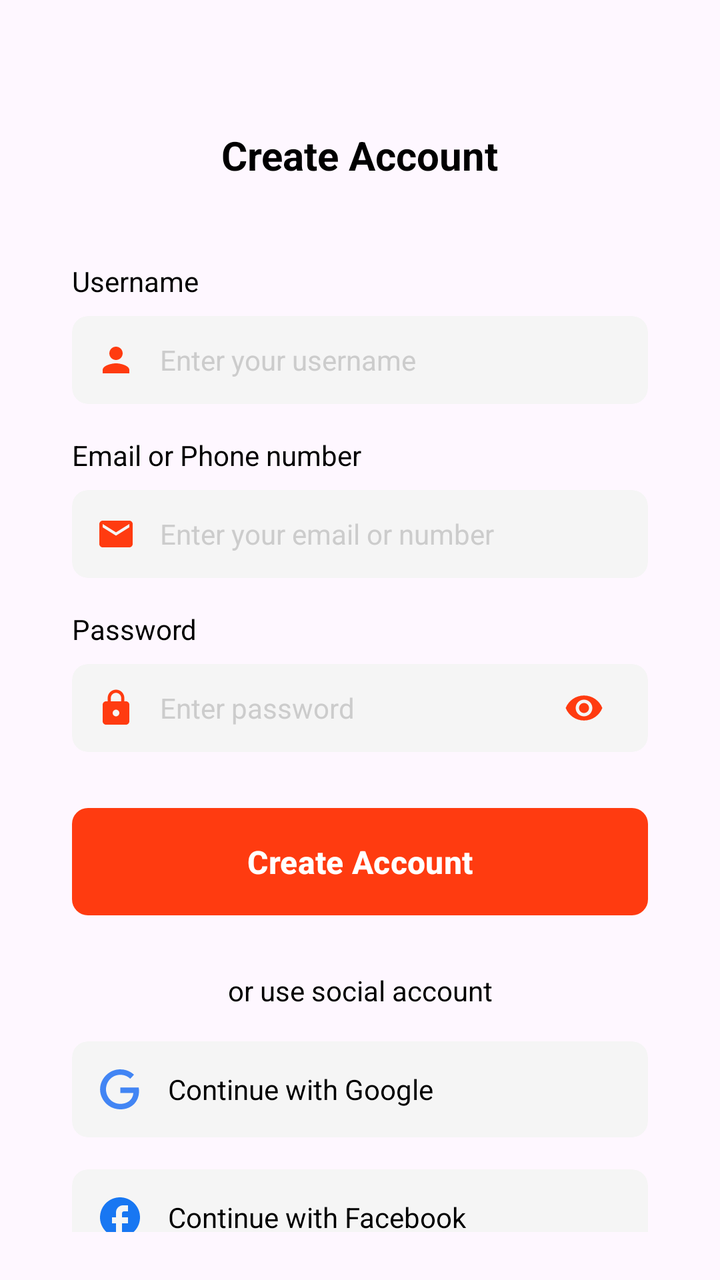
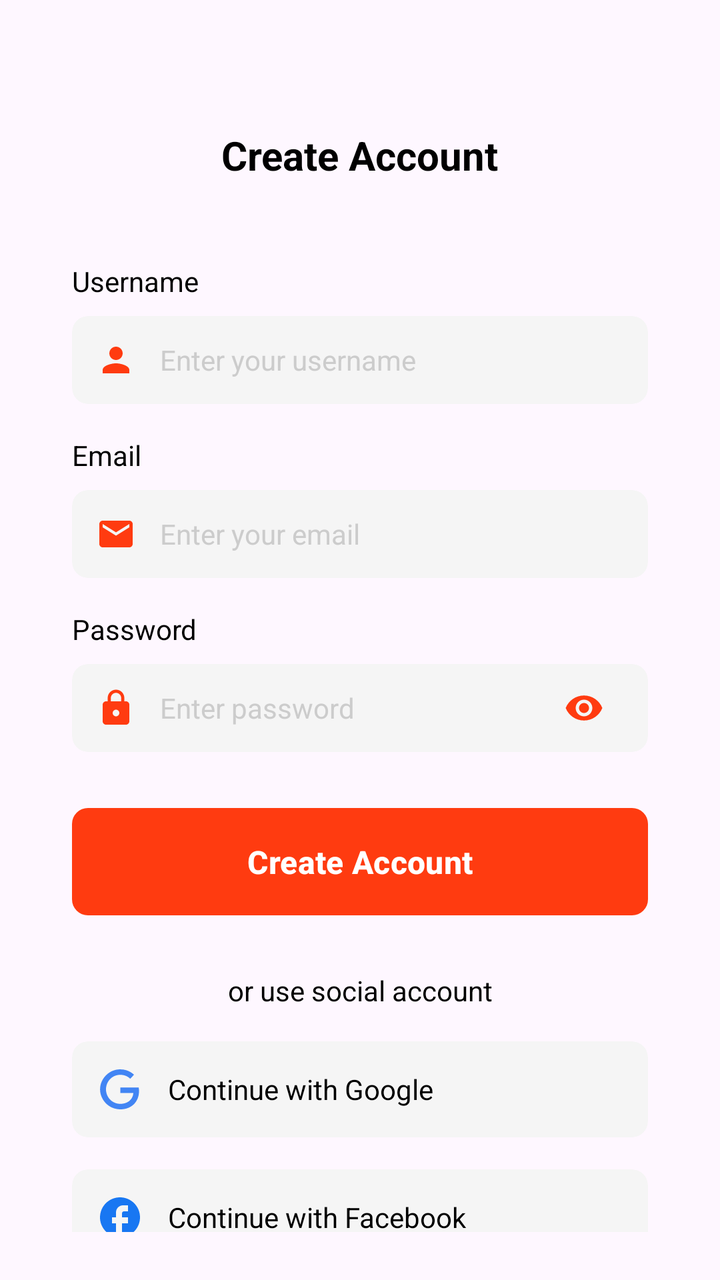

The first picture is an Android layout as it rendered before a commit; the second is the same layout after the commit. The layout source and the unified diff follow.
<!-- AndroidManifest.xml: application theme Theme.PARAmobile -->
<!-- res/layout/activity_register.xml -->
<?xml version="1.0" encoding="utf-8"?>
<androidx.constraintlayout.widget.ConstraintLayout xmlns:android="http://schemas.android.com/apk/res/android"
    xmlns:app="http://schemas.android.com/apk/res-auto"
    xmlns:tools="http://schemas.android.com/tools"
    android:layout_width="match_parent"
    android:layout_height="match_parent"
    android:paddingTop="24dp"
    android:paddingBottom="24dp"
    android:paddingLeft="36dp"
    android:paddingRight="36dp">

    <TextView
        android:id="@+id/tvTitle"
        android:layout_width="wrap_content"
        android:layout_height="wrap_content"
        android:layout_marginTop="40dp"
        android:text="Create Account"
        android:textColor="@android:color/black"
        android:textSize="20sp"
        android:textStyle="bold"
        app:layout_constraintEnd_toEndOf="parent"
        app:layout_constraintStart_toStartOf="parent"
        app:layout_constraintTop_toTopOf="parent" />

    <TextView
        android:id="@+id/tvUsernameLabel"
        android:layout_width="wrap_content"
        android:layout_height="wrap_content"
        android:layout_marginTop="40dp"
        android:text="Username"
        android:textColor="@android:color/black"
        android:textSize="14sp"
        app:layout_constraintStart_toStartOf="parent"
        app:layout_constraintTop_toBottomOf="@+id/tvTitle" />

    <androidx.cardview.widget.CardView
        android:id="@+id/cvUsername"
        android:layout_width="0dp"
        android:layout_height="wrap_content"
        android:layout_marginTop="8dp"
        app:cardBackgroundColor="#F5F5F5"
        app:cardCornerRadius="8dp"
        app:cardElevation="0dp"
        app:layout_constraintEnd_toEndOf="parent"
        app:layout_constraintStart_toStartOf="parent"
        app:layout_constraintTop_toBottomOf="@+id/tvUsernameLabel">

        <LinearLayout
            android:layout_width="match_parent"
            android:layout_height="wrap_content"
            android:gravity="center_vertical"
            android:orientation="horizontal"
            android:padding="12dp">

            <ImageView
                android:layout_width="20dp"
                android:layout_height="20dp"
                android:layout_marginEnd="12dp"
                android:src="@drawable/ic_person"
                />

            <EditText
                android:id="@+id/etUsername"
                android:layout_width="match_parent"
                android:layout_height="wrap_content"
                android:background="@null"
                android:hint="Enter your username"
                android:inputType="text"
                android:textColorHint="#CCCCCC"
                android:textSize="14sp" />
        </LinearLayout>
    </androidx.cardview.widget.CardView>

    <TextView
        android:id="@+id/tvEmailLabel"
        android:layout_width="wrap_content"
        android:layout_height="wrap_content"
        android:layout_marginTop="16dp"
        android:text="Email or Phone number"
        android:textColor="@android:color/black"
        android:textSize="14sp"
        app:layout_constraintStart_toStartOf="parent"
        app:layout_constraintTop_toBottomOf="@+id/cvUsername" />

    <androidx.cardview.widget.CardView
        android:id="@+id/cvEmail"
        android:layout_width="0dp"
        android:layout_height="wrap_content"
        android:layout_marginTop="8dp"
        app:cardBackgroundColor="#F5F5F5"
        app:cardCornerRadius="8dp"
        app:cardElevation="0dp"
        app:layout_constraintEnd_toEndOf="parent"
        app:layout_constraintStart_toStartOf="parent"
        app:layout_constraintTop_toBottomOf="@+id/tvEmailLabel">

        <LinearLayout
            android:layout_width="match_parent"
            android:layout_height="wrap_content"
            android:gravity="center_vertical"
            android:orientation="horizontal"
            android:padding="12dp">

            <ImageView
                android:layout_width="20dp"
                android:layout_height="20dp"
                android:layout_marginEnd="12dp"
                android:src="@drawable/ic_email"
                />

            <EditText
                android:id="@+id/etEmail"
                android:layout_width="match_parent"
                android:layout_height="wrap_content"
                android:background="@null"
                android:hint="Enter your email or number"
                android:inputType="textEmailAddress"
                android:textColorHint="#CCCCCC"
                android:textSize="14sp" />
        </LinearLayout>
    </androidx.cardview.widget.CardView>

    <TextView
        android:id="@+id/tvPasswordLabel"
        android:layout_width="wrap_content"
        android:layout_height="wrap_content"
        android:layout_marginTop="16dp"
        android:text="Password"
        android:textColor="@android:color/black"
        android:textSize="14sp"
        app:layout_constraintStart_toStartOf="parent"
        app:layout_constraintTop_toBottomOf="@+id/cvEmail" />

    <androidx.cardview.widget.CardView
        android:id="@+id/cvPassword"
        android:layout_width="0dp"
        android:layout_height="wrap_content"
        android:layout_marginTop="8dp"
        app:cardBackgroundColor="#F5F5F5"
        app:cardCornerRadius="8dp"
        app:cardElevation="0dp"
        app:layout_constraintEnd_toEndOf="parent"
        app:layout_constraintStart_toStartOf="parent"
        app:layout_constraintTop_toBottomOf="@+id/tvPasswordLabel">

        <LinearLayout
            android:layout_width="match_parent"
            android:layout_height="wrap_content"
            android:gravity="center_vertical"
            android:orientation="horizontal"
            android:padding="12dp">

            <ImageView
                android:layout_width="20dp"
                android:layout_height="20dp"
                android:layout_marginEnd="12dp"
                android:src="@drawable/ic_lock"
               />

            <EditText
                android:id="@+id/etPassword"
                android:layout_width="0dp"
                android:layout_height="wrap_content"
                android:layout_weight="1"
                android:background="@null"
                android:hint="Enter password"
                android:inputType="textPassword"
                android:textColorHint="#CCCCCC"
                android:textSize="14sp" />

            <ImageView
                android:id="@+id/ivTogglePassword"
                android:layout_width="20dp"
                android:layout_height="20dp"
                android:src="@drawable/ic_visibility"
                android:contentDescription="Toggle password visibility"
                android:layout_alignParentEnd="true"
                android:layout_marginEnd="10dp" />

        </LinearLayout>
    </androidx.cardview.widget.CardView>

    <com.google.android.material.button.MaterialButton
        android:id="@+id/btnRegister"
        android:layout_width="0dp"
        android:layout_height="wrap_content"
        android:layout_marginTop="24dp"
        android:padding="16dp"
        android:text="Create Account"
        android:textColor="@android:color/white"
        android:textSize="16sp"
        android:textStyle="bold"
        app:backgroundTint="@color/theme"
        app:cornerRadius="8dp"
        app:layout_constraintEnd_toEndOf="parent"
        app:layout_constraintStart_toStartOf="parent"
        app:layout_constraintTop_toBottomOf="@+id/cvPassword" />

    <TextView
        android:id="@+id/tvSocialAccount"
        android:layout_width="wrap_content"
        android:layout_height="wrap_content"
        android:layout_marginTop="24dp"
        android:text="or use social account"
        android:textColor="@android:color/black"
        android:textSize="14sp"
        app:layout_constraintEnd_toEndOf="parent"
        app:layout_constraintStart_toStartOf="parent"
        app:layout_constraintTop_toBottomOf="@+id/btnRegister" />

    <androidx.cardview.widget.CardView
        android:id="@+id/cvGoogle"
        android:layout_width="0dp"
        android:layout_height="wrap_content"
        android:layout_marginTop="16dp"
        app:cardBackgroundColor="#F5F5F5"
        app:cardCornerRadius="8dp"
        app:cardElevation="0dp"
        app:layout_constraintEnd_toEndOf="parent"
        app:layout_constraintStart_toStartOf="parent"
        app:layout_constraintTop_toBottomOf="@+id/tvSocialAccount">

        <LinearLayout
            android:layout_width="match_parent"
            android:layout_height="wrap_content"
            android:gravity="center_vertical"
            android:orientation="horizontal"
            android:padding="12dp">

            <ImageView
                android:layout_width="24dp"
                android:layout_height="24dp"
                android:layout_marginEnd="12dp"
                android:src="@drawable/ic_google" />

            <TextView
                android:layout_width="wrap_content"
                android:layout_height="wrap_content"
                android:text="Continue with Google"
                android:textColor="@android:color/black"
                android:textSize="14sp" />
        </LinearLayout>
    </androidx.cardview.widget.CardView>

    <androidx.cardview.widget.CardView
        android:id="@+id/cvFacebook"
        android:layout_width="0dp"
        android:layout_height="wrap_content"
        android:layout_marginTop="16dp"
        app:cardBackgroundColor="#F5F5F5"
        app:cardCornerRadius="8dp"
        app:cardElevation="0dp"
        app:layout_constraintEnd_toEndOf="parent"
        app:layout_constraintStart_toStartOf="parent"
        app:layout_constraintTop_toBottomOf="@+id/cvGoogle">

        <LinearLayout
            android:layout_width="match_parent"
            android:layout_height="wrap_content"
            android:gravity="center_vertical"
            android:orientation="horizontal"
            android:padding="12dp">

            <ImageView
                android:layout_width="24dp"
                android:layout_height="24dp"
                android:layout_marginEnd="12dp"
                android:src="@drawable/ic_facebook" />

            <TextView
                android:layout_width="wrap_content"
                android:layout_height="wrap_content"
                android:text="Continue with Facebook"
                android:textColor="@android:color/black"
                android:textSize="14sp" />
        </LinearLayout>

    </androidx.cardview.widget.CardView>

    <LinearLayout
        android:id="@+id/llLoginLink"
        android:layout_width="wrap_content"
        android:layout_height="wrap_content"
        android:layout_marginTop="24dp"
        android:orientation="horizontal"
        app:layout_constraintEnd_toEndOf="parent"
        app:layout_constraintStart_toStartOf="parent"
        app:layout_constraintTop_toBottomOf="@+id/cvFacebook">

        <TextView
            android:layout_width="wrap_content"
            android:layout_height="wrap_content"
            android:text="Already have an account? "
            android:textColor="@android:color/black"
            android:textSize="14sp" />

        <TextView
            android:id="@+id/tvGoToLogin"
            android:layout_width="wrap_content"
            android:layout_height="wrap_content"
            android:clickable="true"
            android:focusable="true"
            android:text="Login"
            android:textColor="@android:color/holo_blue_dark"
            android:textSize="14sp"
            android:textStyle="bold" />
    </LinearLayout>

</androidx.constraintlayout.widget.ConstraintLayout>
<!-- resources referenced by this layout -->
<resources>
  <color name="theme">#FF3B10</color>
  <!-- drawable ic_email (drawable) -->
  <?xml version="1.0" encoding="utf-8"?>
  <vector xmlns:android="http://schemas.android.com/apk/res/android"
      android:width="24dp"
      android:height="24dp"
      android:viewportWidth="24"
      android:viewportHeight="24">
      <path
          android:fillColor="#FF3B10"
          android:pathData="M20,4L4,4c-1.1,0 -1.99,0.9 -1.99,2L2,18c0,1.1 0.9,2 2,2h16c1.1,0 2,-0.9 2,-2L22,6c0,-1.1 -0.9,-2 -2,-2zM20,8l-8,5 -8,-5L4,6l8,5 8,-5v2z"/>
  </vector>
  <!-- drawable ic_facebook (drawable) -->
  <?xml version="1.0" encoding="utf-8"?>
  <vector xmlns:android="http://schemas.android.com/apk/res/android"
      android:width="24dp"
      android:height="24dp"
      android:viewportWidth="24"
      android:viewportHeight="24">
      <path
          android:fillColor="#1877F2"
          android:pathData="M22,12c0,-5.52 -4.48,-10 -10,-10S2,6.48 2,12c0,4.84 3.44,8.87 8,9.8V15H8v-3h2V9.5C10,7.57 11.57,6 13.5,6H16v3h-2c-0.55,0 -1,0.45 -1,1v2h3v3h-3v6.95C18.05,21.45 22,17.19 22,12z"/>
  </vector>
  <!-- drawable ic_google (drawable) -->
  <?xml version="1.0" encoding="utf-8"?>
  <vector xmlns:android="http://schemas.android.com/apk/res/android"
      android:width="24dp"
      android:height="24dp"
      android:viewportWidth="24"
      android:viewportHeight="24">
      <path
          android:fillColor="#4285F4"
          android:pathData="M21.35,11.1h-9.17v2.73h6.51c-0.33,3.81 -3.5,5.44 -6.5,5.44C8.36,19.27 5,16.25 5,12c0,-4.1 3.2,-7.27 7.2,-7.27c3.09,0 4.9,1.97 4.9,1.97L19,4.72C19,4.72 16.56,2 12.1,2C6.42,2 2.03,6.8 2.03,12c0,5.05 4.13,10 10.22,10c5.35,0 9.25,-3.67 9.25,-9.09c0,-1.15 -0.15,-1.81 -0.15,-1.81z"/>
  </vector>
  <!-- drawable ic_lock (drawable) -->
  <?xml version="1.0" encoding="utf-8"?>
  <vector xmlns:android="http://schemas.android.com/apk/res/android"
      android:width="24dp"
      android:height="24dp"
      android:viewportWidth="24"
      android:viewportHeight="24">
      <path
          android:fillColor="#FF3B10"
          android:pathData="M18,8h-1L17,6c0,-2.76 -2.24,-5 -5,-5S7,3.24 7,6v2L6,8c-1.1,0 -2,0.9 -2,2v10c0,1.1 0.9,2 2,2h12c1.1,0 2,-0.9 2,-2L20,10c0,-1.1 -0.9,-2 -2,-2zM12,17c-1.1,0 -2,-0.9 -2,-2s0.9,-2 2,-2 2,0.9 2,2 -0.9,2 -2,2zM15.1,8L8.9,8L8.9,6c0,-1.71 1.39,-3.1 3.1,-3.1 1.71,0 3.1,1.39 3.1,3.1v2z"/>
  </vector>
  <!-- drawable ic_person (drawable) -->
  <?xml version="1.0" encoding="utf-8"?>
  <vector xmlns:android="http://schemas.android.com/apk/res/android"
      android:width="24dp"
      android:height="24dp"
      android:viewportWidth="24"
      android:viewportHeight="24">
      <path
          android:fillColor="#FF3B10"
          android:pathData="M12,12c2.21,0 4,-1.79 4,-4s-1.79,-4 -4,-4 -4,1.79 -4,4 1.79,4 4,4zM12,14c-2.67,0 -8,1.34 -8,4v2h16v-2c0,-2.66 -5.33,-4 -8,-4z"/>
  </vector>
  <!-- drawable ic_visibility (drawable) -->
  <?xml version="1.0" encoding="utf-8"?>
  <vector xmlns:android="http://schemas.android.com/apk/res/android"
      android:width="24dp"
      android:height="24dp"
      android:viewportWidth="24"
      android:viewportHeight="24">
      <path
          android:fillColor="#FF3B10"
          android:pathData="M12,4.5C7,4.5 2.73,7.61 1,12c1.73,4.39 6,7.5 11,7.5s9.27,-3.11 11,-7.5c-1.73,-4.39 -6,-7.5 -11,-7.5zM12,17c-2.76,0 -5,-2.24 -5,-5s2.24,-5 5,-5 5,2.24 5,5 -2.24,5 -5,5zM12,9c-1.66,0 -3,1.34 -3,3s1.34,3 3,3 3,-1.34 3,-3 -1.34,-3 -3,-3z"/>
  </vector>
  <style name="Theme.PARAmobile" parent="Base.Theme.PARAmobile" />
  <style name="Base.Theme.PARAmobile" parent="Theme.Material3.DayNight.NoActionBar">
          
          
      </style>
</resources>

<!-- the commit's change to res/layout/activity_register.xml (unified diff, before → after) -->
@@ -76,7 +76,7 @@
         android:layout_width="wrap_content"
         android:layout_height="wrap_content"
         android:layout_marginTop="16dp"
-        android:text="Email or Phone number"
+        android:text="Email"
         android:textColor="@android:color/black"
         android:textSize="14sp"
         app:layout_constraintStart_toStartOf="parent"
@@ -113,7 +113,7 @@
                 android:layout_width="match_parent"
                 android:layout_height="wrap_content"
                 android:background="@null"
-                android:hint="Enter your email or number"
+                android:hint="Enter your email"
                 android:inputType="textEmailAddress"
                 android:textColorHint="#CCCCCC"
                 android:textSize="14sp" />
@@ -155,7 +155,7 @@
                 android:layout_height="20dp"
                 android:layout_marginEnd="12dp"
                 android:src="@drawable/ic_lock"
-               />
+                />
 
             <EditText
                 android:id="@+id/etPassword"
@@ -196,6 +196,17 @@
         app:layout_constraintStart_toStartOf="parent"
         app:layout_constraintTop_toBottomOf="@+id/cvPassword" />
 
+    
+    <ProgressBar
+        android:id="@+id/progressBar"
+        android:layout_width="36dp"
+        android:layout_height="36dp"
+        android:visibility="gone"
+        app:layout_constraintBottom_toBottomOf="@+id/btnRegister"
+        app:layout_constraintEnd_toEndOf="@+id/btnRegister"
+        app:layout_constraintStart_toStartOf="@+id/btnRegister"
+        app:layout_constraintTop_toTopOf="@+id/btnRegister" />
+
     <TextView
         android:id="@+id/tvSocialAccount"
         android:layout_width="wrap_content"
